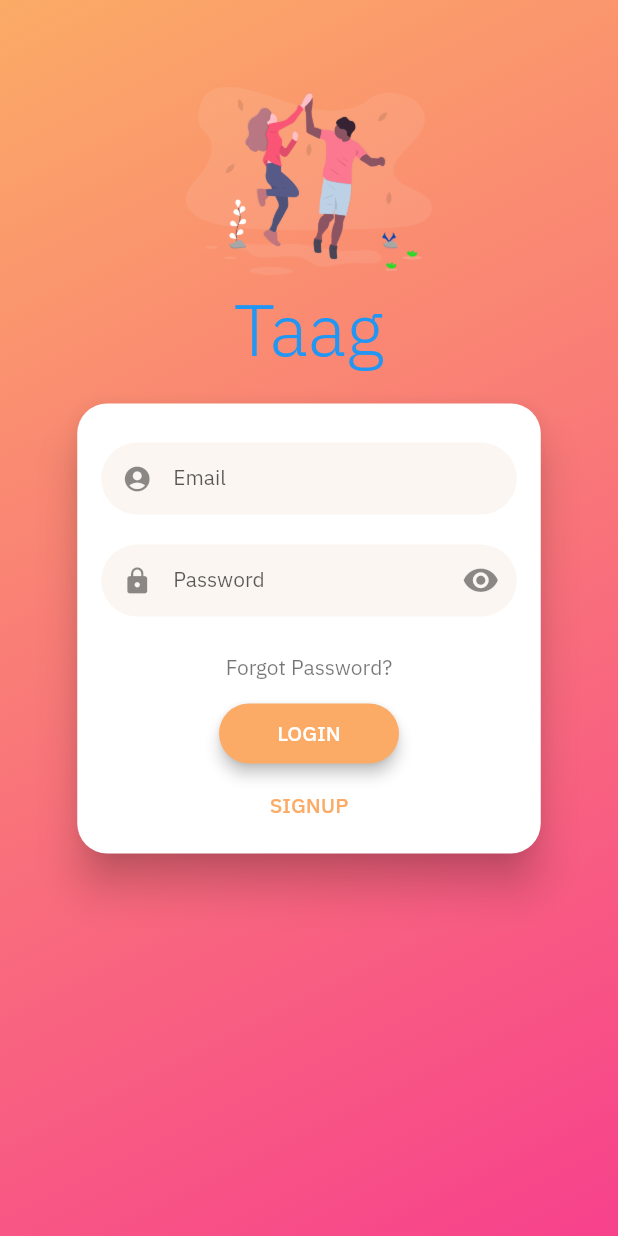
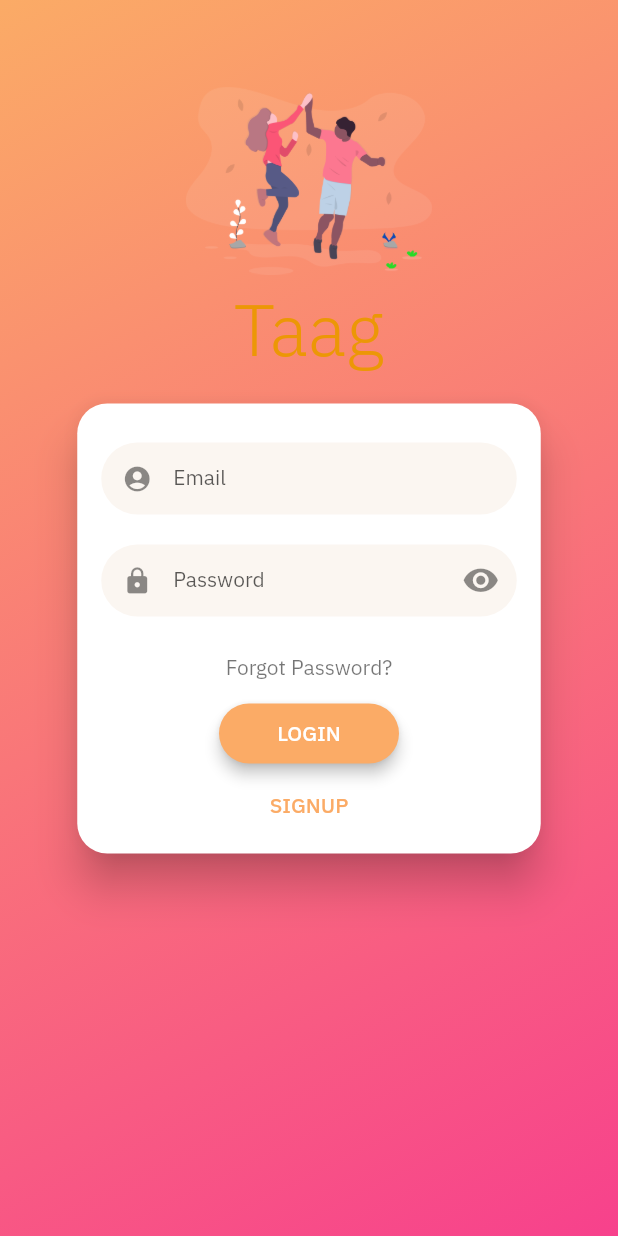
Before and after one commit to winsonhys/Taag, a Flutter app: the screen it shows after launch, on a phone screen of 412 x 824 dp. Run offline on Flutter 3.47's test engine with Material 2 defaults, Android fonts, the phone set to English and light mode, and no system bars; drawn by our look-alikes of flutter_login; our stand-ins replace equatable, google_fonts, graphql_flutter; missing offline and left inert: artemis, gql; generated files the repository leaves out were written again; statements that could not run were skipped.

```diff
--- a/lib/Login/screens/LoginScreen.dart
+++ b/lib/Login/screens/LoginScreen.dart
@@ -22,6 +22,9 @@ class LoginScreen extends StatelessWidget {
         theme: LoginTheme(pageColorDark: Color.fromRGBO(247, 65, 140, 1)),
         logo: "assets/images/login_logo.png",
         title: "Taag",
+        onSubmitAnimationCompleted: () =>
+            Navigator.popAndPushNamed(context, "home"),
+        titleTag: "appTitle",
       ),
     );
   }
--- a/lib/main.dart
+++ b/lib/main.dart
@@ -1,5 +1,4 @@
 import 'package:flutter/material.dart';
-import 'package:flutter_login/flutter_login.dart';
 import 'package:google_fonts/google_fonts.dart';
 import 'package:graphql_flutter/graphql_flutter.dart';
 import 'package:longzongbuy/Home/home.dart';
@@ -47,6 +46,7 @@ class MyApp extends StatelessWidget {
         theme: ThemeData(
             primarySwatch: Colors.blue,
             primaryColor: Color.fromRGBO(251, 171, 102, 1),
+            accentColor: Color.fromRGBO(236, 151, 6, 1),
             visualDensity: VisualDensity.adaptivePlatformDensity,
             textTheme: GoogleFonts.ibmPlexSansTextTheme()),
         onGenerateRoute: (settings) {
@@ -64,7 +64,10 @@ class MyApp extends StatelessWidget {
                   settings: settings, builder: (context) => (HomePage()));
           }
         },
-        routes: {"auth": (context) => LoginScreen()},
+        routes: {
+          "auth": (context) => LoginScreen(),
+          "home": (context) => HomePage()
+        },
         home: LoginScreen());
   }
 }
```
Also changed, not shown: lib/Home/home.dart (+7 -4 lines).
